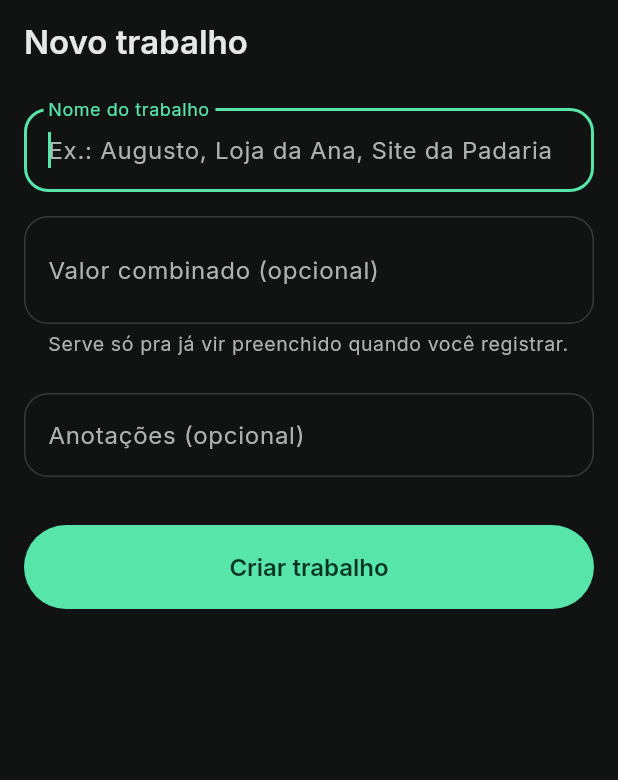
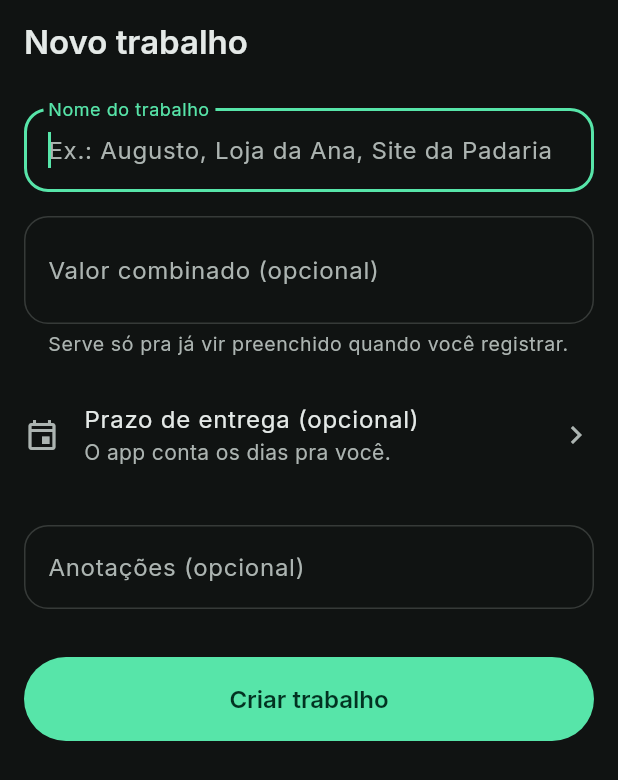
Before and after one commit to 4yu-apps/quanto-cobro, a Flutter app: the TrabalhoFormScreen screen opened by its route, on a phone screen of 412 x 824 dp. Shown: the top 780 px of the screen. Run offline on Flutter 3.47's test engine with Material 3 defaults, Android fonts, the phone set to English and light mode, and no system bars; our stand-ins replace file_picker, firebase_analytics, firebase_core, firebase_crashlytics, flutter_local_notifications, flutter_riverpod and 6 more; accounts and stored records are empty.

Commit message:
feat(trabalhos): data de entrega opcional, com 'faltam N dias'
Co-Authored-By: Claude Opus 5 (1M context) <noreply@anthropic.com>

```diff
--- a/lib/core/common/datas.dart
+++ b/lib/core/common/datas.dart
@@ -61,3 +61,17 @@ String mesAno(DateTime data, {DateTime? hoje}) {
   final String nome = mesNome(data);
   return data.year == ref.year ? nome : '$nome de ${data.year}';
 }
+
+/// A frase do prazo: conta os dias e diz. Sem cor de perigo no texto: atrasar
+/// entrega é conversa com o cliente, não emergência do app.
+String? prazoEntregaTexto(DateTime? entregaEm, {required DateTime hoje}) {
+  if (entregaEm == null) return null;
+  final DateTime alvo = DateTime(entregaEm.year, entregaEm.month, entregaEm.day);
+  final DateTime dia = DateTime(hoje.year, hoje.month, hoje.day);
+  final int dias = alvo.difference(dia).inDays;
+  if (dias == 0) return 'Entrega hoje';
+  if (dias == 1) return 'Entrega amanhã';
+  if (dias > 1) return 'Faltam $dias dias pra entrega';
+  if (dias == -1) return 'Entrega passou ontem';
+  return 'Entrega passou há ${-dias} dias';
+}
--- a/lib/core/model/trabalho.dart
+++ b/lib/core/model/trabalho.dart
@@ -5,10 +5,10 @@
 ///
 /// ## O que este objeto NÃO tem, e é a parte importante
 ///
-/// Não tem data de vencimento, status de quatro estados, recorrência
-/// configurável nem previsão de caixa. Tudo isso existiu e foi cortado em
-/// 19/07/2026, porque cada um exigia que a pessoa **alimentasse o app toda
-/// semana** pra ter valor — e essa é exatamente a fronteira do produto:
+/// Não tem status de quatro estados, recorrência configurável nem previsão de
+/// caixa. Tudo isso existiu e foi cortado em 19/07/2026, porque cada um
+/// exigia que a pessoa **alimentasse o app toda semana** pra ter valor — e
+/// essa é exatamente a fronteira do produto:
 ///
 /// > Lembrar o que a pessoa disse uma vez = calculadora com memória. ✅
 /// > Exigir que ela alimente o app toda semana = gestão. ❌
@@ -24,6 +24,7 @@ class Trabalho {
     this.valorCombinado = 0,
     this.encerrado = false,
     this.observacoes,
+    this.entregaEm,
   });
 
   final String id;
@@ -48,12 +49,19 @@ class Trabalho {
 
   final String? observacoes;
 
+  /// Data combinada de entrega, quando existe. Informada UMA vez (na criação
+  /// ou na edição), nunca "alimentada": o app só conta os dias e mostra. Sem
+  /// cronômetro, sem status, sem alerta vermelho.
+  final DateTime? entregaEm;
+
   Trabalho copyWith({
     String? areaId,
     String? nome,
     double? valorCombinado,
     bool? encerrado,
     String? observacoes,
+    DateTime? entregaEm,
+    bool limparEntrega = false,
   }) => Trabalho(
     id: id,
     areaId: areaId ?? this.areaId,
@@ -62,6 +70,7 @@ class Trabalho {
     valorCombinado: valorCombinado ?? this.valorCombinado,
     encerrado: encerrado ?? this.encerrado,
     observacoes: observacoes ?? this.observacoes,
+    entregaEm: limparEntrega ? null : (entregaEm ?? this.entregaEm),
   );
 
   Map<String, dynamic> toJson() => <String, dynamic>{
@@ -72,6 +81,7 @@ class Trabalho {
     'valorCombinado': valorCombinado,
     'encerrado': encerrado,
     if (observacoes != null) 'observacoes': observacoes,
+    if (entregaEm != null) 'entregaEm': entregaEm!.toIso8601String(),
   };
 
   factory Trabalho.fromJson(Map<String, dynamic> json) => Trabalho(
@@ -83,5 +93,6 @@ class Trabalho {
     valorCombinado: (json['valorCombinado'] as num?)?.toDouble() ?? 0,
     encerrado: json['encerrado'] as bool? ?? false,
     observacoes: json['observacoes'] as String?,
+    entregaEm: DateTime.tryParse(json['entregaEm'] as String? ?? ''),
   );
 }
--- a/lib/features/trabalhos/trabalho_form_screen.dart
+++ b/lib/features/trabalhos/trabalho_form_screen.dart
@@ -1,6 +1,7 @@
 import 'package:flutter/material.dart';
 import 'package:flutter_riverpod/flutter_riverpod.dart';
 
+import '../../core/common/datas.dart';
 import '../../core/data/area_repository.dart';
 import '../../core/model/area.dart';
 import '../../core/model/trabalho.dart';
@@ -36,6 +37,7 @@ class _TrabalhoFormScreenState extends ConsumerState<TrabalhoFormScreen> {
   String? _areaId;
   String? _erroNome;
   Trabalho? _original;
+  DateTime? _entregaEm;
 
   @override
   void initState() {
@@ -47,6 +49,7 @@ class _TrabalhoFormScreenState extends ConsumerState<TrabalhoFormScreen> {
       _valor.text = moneyFieldText(t.valorCombinado);
       _observacoes.text = t.observacoes ?? '';
       _areaId = t.areaId;
+      _entregaEm = t.entregaEm;
     }
     _areaId ??= ref.read(areasProvider).activeId;
   }
@@ -84,6 +87,7 @@ class _TrabalhoFormScreenState extends ConsumerState<TrabalhoFormScreen> {
       observacoes: _observacoes.text.trim().isEmpty
           ? null
           : _observacoes.text.trim(),
+      entregaEm: _entregaEm,
     );
 
     await ref.read(trabalhosProvider.notifier).save(trabalho);
@@ -124,6 +128,37 @@ class _TrabalhoFormScreenState extends ConsumerState<TrabalhoFormScreen> {
               label: 'Valor combinado (opcional)',
               prefix: r'R$ ',
               helper: 'Serve só pra já vir preenchido quando você registrar.',
+            ),
+
+            const SizedBox(height: Space.x4),
+            ListTile(
+              contentPadding: EdgeInsets.zero,
+              leading: const Icon(Icons.event_outlined),
+              title: const Text('Prazo de entrega (opcional)'),
+              subtitle: Text(
+                _entregaEm == null
+                    ? 'O app conta os dias pra você.'
+                    : dataPorExtenso(_entregaEm!),
+              ),
+              trailing: _entregaEm == null
+                  ? const Icon(Icons.chevron_right)
+                  : IconButton(
+                      tooltip: 'Tirar o prazo',
+                      icon: const Icon(Icons.close),
+                      onPressed: () => setState(() => _entregaEm = null),
+                    ),
+              onTap: () async {
+                final DateTime agora = DateTime.now();
+                final DateTime? d = await showDatePicker(
+                  context: context,
+                  initialDate: _entregaEm ?? agora.add(const Duration(days: 15)),
+                  firstDate: DateTime(agora.year - 1),
+                  lastDate: DateTime(agora.year + 3),
+                  locale: const Locale('pt', 'BR'),
+                  helpText: 'Quando você combinou entregar?',
+                );
+                if (d != null) setState(() => _entregaEm = d);
+              },
             ),
 
             // O seletor de área só existe pra quem TEM mais de uma. Pra todo o
--- a/lib/features/trabalhos/trabalhos_screen.dart
+++ b/lib/features/trabalhos/trabalhos_screen.dart
@@ -378,6 +378,11 @@ class _TrabalhoCard extends StatelessWidget {
 
   String _linhaApoio() {
     if (trabalho.encerrado) return 'Encerrado';
+    final String? prazo = prazoEntregaTexto(
+      trabalho.entregaEm,
+      hoje: DateTime.now(),
+    );
+    if (prazo != null) return prazo;
     final DateTime? u = ultima;
     if (u == null) return 'Nenhuma entrada ainda';
     return 'Última entrada em ${dataCurta(u)}';
@@ -390,8 +395,16 @@ class _TrabalhoCard extends StatelessWidget {
     } else {
       sb.write('Nenhuma entrada ainda. ');
     }
-    final DateTime? u = ultima;
-    if (u != null) sb.write('Última entrada em ${dataPorExtenso(u)}. ');
+    final String? prazo = prazoEntregaTexto(
+      trabalho.entregaEm,
+      hoje: DateTime.now(),
+    );
+    if (prazo != null) {
+      sb.write('$prazo. ');
+    } else {
+      final DateTime? u = ultima;
+      if (u != null) sb.write('Última entrada em ${dataPorExtenso(u)}. ');
+    }
     if (trabalho.encerrado) sb.write('Encerrado.');
     return sb.toString();
   }
```
Also changed, not shown: lib/features/trabalhos/trabalho_detalhe_screen.dart (+14 -0 lines), 2 other files.
